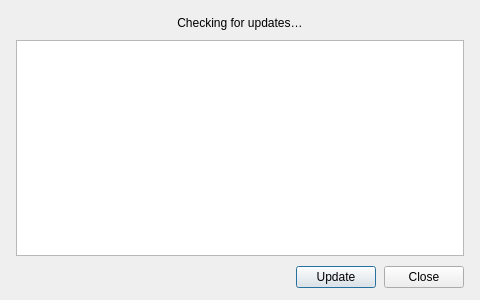
Before: the Qt Designer form src/dashpva/gui/install/update_dialog.ui in AdvancedPhotonSource/DashPVA, drawn with Qt 5.
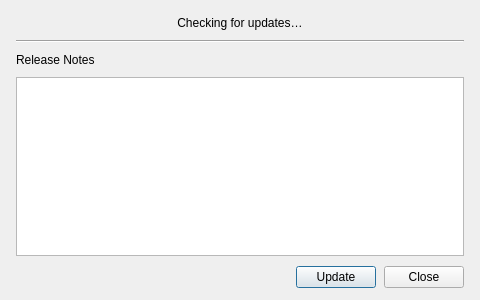
After: the same form once the commit is applied.

Commit message:
fix: update button checks out the release tag so code and version match the release instead of pulling main
change: show version + checkmark on the up-to-date state and a Release Notes section in the update dialog

The edit to the form file:
```diff
--- a/src/dashpva/gui/install/update_dialog.ui
+++ b/src/dashpva/gui/install/update_dialog.ui
@@ -48,9 +48,34 @@
     </widget>
    </item>
 
+   <!-- Release notes divider + header (hidden until notes are shown) -->
+   <item>
+    <widget class="QFrame" name="line_notes">
+     <property name="frameShape">
+      <enum>QFrame::HLine</enum>
+     </property>
+     <property name="frameShadow">
+      <enum>QFrame::Sunken</enum>
+     </property>
+     <property name="visible">
+      <bool>false</bool>
+     </property>
+    </widget>
+   </item>
+   <item>
+    <widget class="QLabel" name="lbl_notes_header">
+     <property name="text">
+      <string>Release Notes</string>
+     </property>
+     <property name="visible">
+      <bool>false</bool>
+     </property>
+    </widget>
+   </item>
+
    <!-- Release notes / git output (hidden until needed) -->
    <item>
-    <widget class="QPlainTextEdit" name="txt_notes">
+    <widget class="QTextEdit" name="txt_notes">
      <property name="readOnly">
       <bool>true</bool>
      </property>
```
The commit also changes 1 other file.
